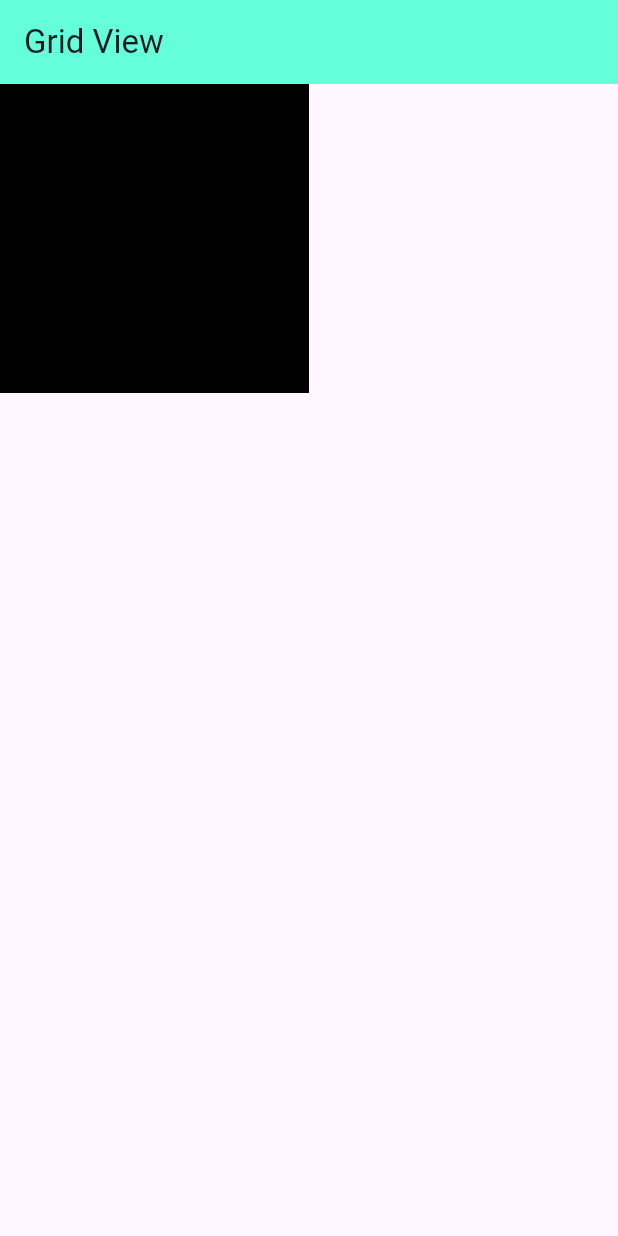
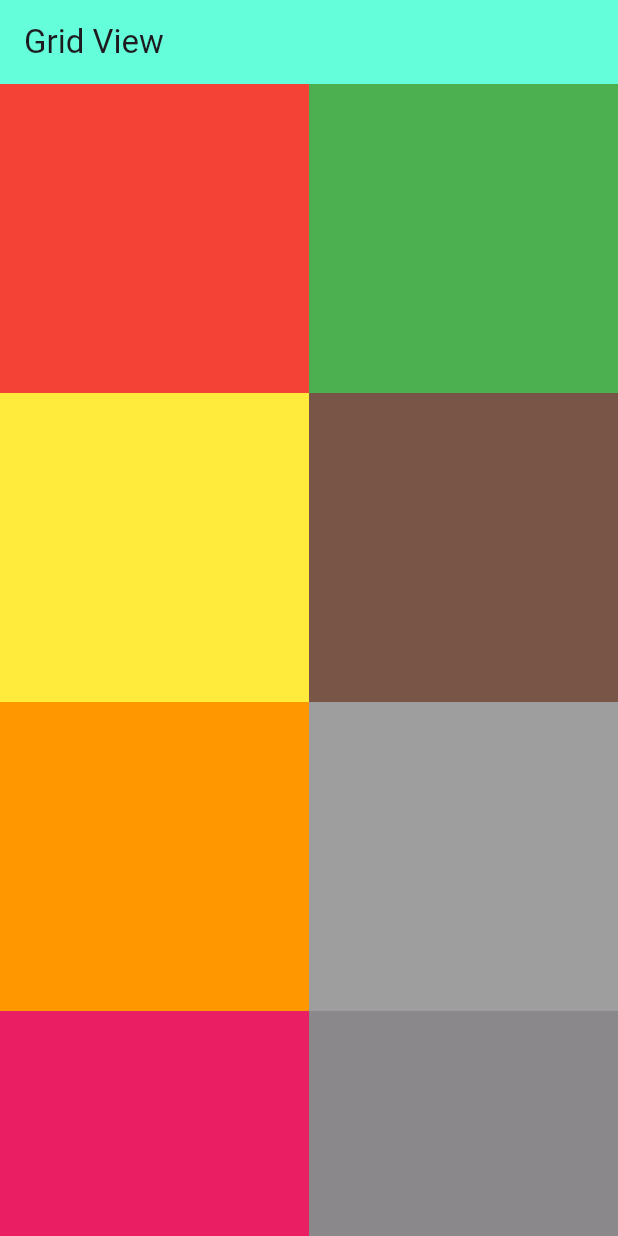
Before and after one commit to Piyushbhatt7/Flutter-Widgets, a Flutter app: the screen it shows after launch, on a phone screen of 412 x 824 dp. Run offline on Flutter 3.47's test engine with Material 3 defaults, Android fonts, the phone set to English and light mode, and no system bars.

Commit message:
Container(color: arrColors[0],),

```diff
--- a/lib/GridView.dart
+++ b/lib/GridView.dart
@@ -26,9 +26,15 @@ class Gridview extends StatelessWidget {
 
       body: GridView.count(crossAxisCount: 2,
       children: [
-         Container(
-          color: Colors.black,
-         )
+         Container(color: arrColors[0],),
+         Container(color: arrColors[1],),
+         Container(color: arrColors[2],),
+         Container(color: arrColors[3],),
+         Container(color: arrColors[4],),
+         Container(color: arrColors[5],),
+         Container(color: arrColors[6],),
+         Container(color: arrColors[7],),
+         Container(color: arrColors[8],),
       ],
 
 
```
